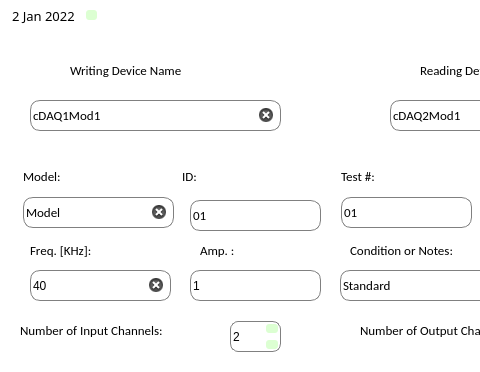
Above: GamryNISignalCtrlProject/NIProjectUI.ui from Vast-Horizon/Gamry-NI-Signal-Control before the change; both pictures show x 0 to 480 and y 0 to 372 of the 1379 by 786 pixel window. Below: the same form after it.
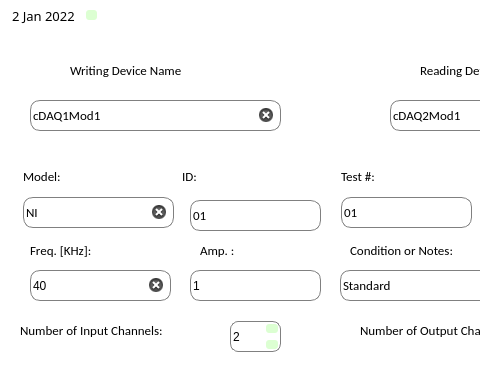
That is the form after the change. Icons and pictures are not drawn. Custom widgets are drawn as their Qt base class.

What changed in the file:
```diff
--- a/GamryNISignalCtrlProject/NIProjectUI.ui
+++ b/GamryNISignalCtrlProject/NIProjectUI.ui
@@ -64,7 +64,7 @@
      <string notr="true">QLineEdit {border: 1px solid gray;border-radius: 10px;}</string>
     </property>
     <property name="text">
-     <string>Model</string>
+     <string>NI</string>
     </property>
     <property name="maxLength">
      <number>10</number>
```
Left out of the diff: 2 changed lines with no effect on the pictures.
